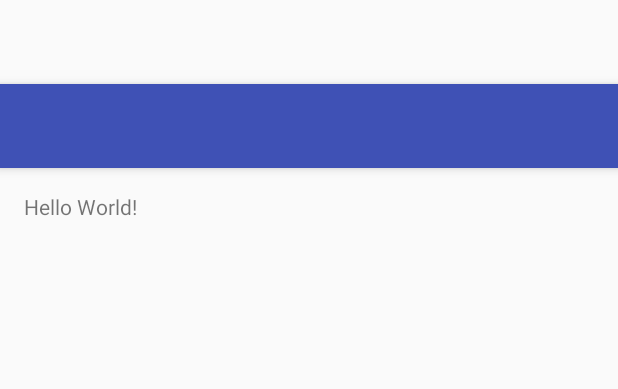
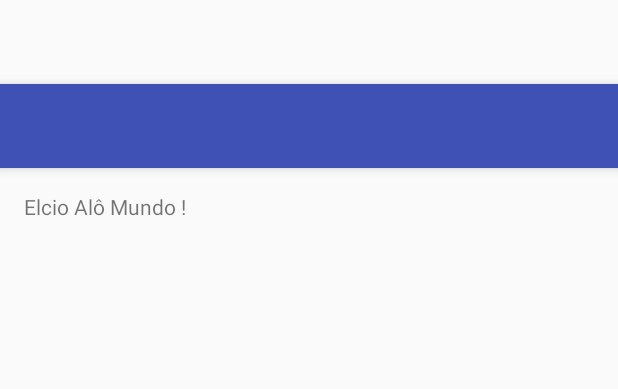
Before and after one commit to elcioabrahao/Cadastro, an Android app: the layout activity_main.xml on its own in the app's theme, with its tools: preview values and no code run, on a phone screen of 412 x 824 dp. Shown: the top 389 px of the screen. Run offline under Robolectric (Android 15) with nearby library versions, the phone set to English and light mode, and no system bars.

```diff
--- a/app/src/main/res/layout/content_main.xml
+++ b/app/src/main/res/layout/content_main.xml
@@ -15,5 +15,5 @@
     <TextView
         android:layout_width="wrap_content"
         android:layout_height="wrap_content"
-        android:text="Hello World!" />
+        android:text="Elcio Alô Mundo !" />
 </RelativeLayout>
```
